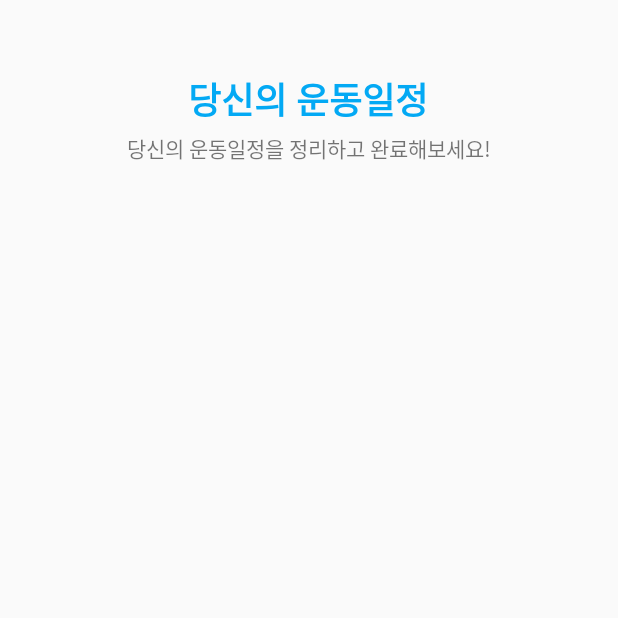
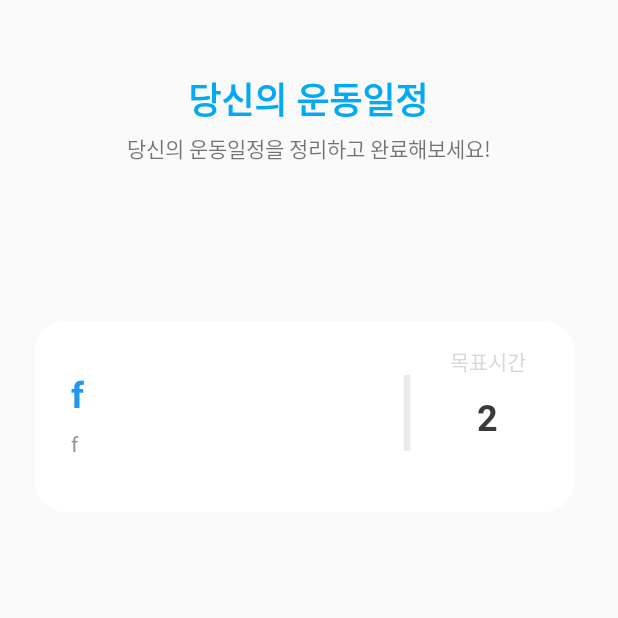
Before and after one commit to LIMMIHEE/SeoulS, an Android app: the Todo_list screen opened directly, with no data from a screen before it, on a phone screen of 412 x 824 dp, the top half of it. Run offline under Robolectric (Android 15) with nearby library versions, the light colour scheme and no system bars; our stand-ins replace Firebase (no records; nobody signed in at launch, a user with empty details on screens opened directly).

Commit message:
TODO_LIST 동적생성

```diff
--- a/SeoulS/app/src/main/java/com/limmihee/seouls/Todo_list.java
+++ b/SeoulS/app/src/main/java/com/limmihee/seouls/Todo_list.java
@@ -8,6 +8,7 @@ import android.content.Intent;
 import android.os.Bundle;
 import android.view.LayoutInflater;
 import android.view.View;
+import android.view.ViewGroup;
 import android.widget.Button;
 import android.widget.LinearLayout;
 import android.widget.TextView;
@@ -33,7 +34,7 @@ public class Todo_list extends AppCompatActivity {
         layout = (LinearLayout) findViewById(R.id.Todo_list);
         todo_add_btn = (Button) findViewById(R.id.Todo_print);
 
-
+        CreateTODO("f","f","2");
 
 
 
@@ -48,13 +49,18 @@ public class Todo_list extends AppCompatActivity {
     }
     private void CreateTODO(String name, String info, String time){
         layoutInflater = LayoutInflater.from(this);
-        View view = layoutInflater.inflate(R.layout.item, container, false);
+        View view = layoutInflater.inflate(R.layout.todo_item,null);
 
         CardView cardView ;
-        TextView name_text;
-        TextView info_text;
-        TextView time_text;
+        TextView name_text= view.findViewById(R.id.name);
+        TextView info_text= view.findViewById(R.id.info_todo);
+        TextView time_text= view.findViewById(R.id.time_todo);
 
+        name_text.setText(name);
+        info_text.setText(info);
+        time_text.setText(time);
+
+        layout.addView(view);
 
     }
 }
--- a/SeoulS/app/src/main/res/layout/activity_todo_list.xml
+++ b/SeoulS/app/src/main/res/layout/activity_todo_list.xml
@@ -45,8 +45,8 @@
         app:layout_constraintStart_toStartOf="parent" />
 
     <ScrollView
-        android:layout_width="409dp"
-        android:layout_height="582dp"
+        android:layout_width="410dp"
+        android:layout_height="620dp"
         app:layout_constraintBottom_toBottomOf="parent"
         app:layout_constraintEnd_toEndOf="parent"
         app:layout_constraintStart_toStartOf="parent">
--- a/SeoulS/app/src/main/res/layout/todo_item.xml
+++ b/SeoulS/app/src/main/res/layout/todo_item.xml
@@ -25,7 +25,7 @@
                 android:layout_height="match_parent">
 
                 <TextView
-                    android:id="@+id/textView21"
+                    android:id="@+id/info_todo"
                     android:layout_width="204dp"
                     android:layout_height="22dp"
                     android:layout_marginStart="24dp"
@@ -73,7 +73,7 @@
                     app:layout_constraintTop_toTopOf="parent" />
 
                 <TextView
-                    android:id="@+id/textView23"
+                    android:id="@+id/time_todo"
                     android:layout_width="77dp"
                     android:layout_height="71dp"
                     android:layout_marginEnd="19dp"
```
